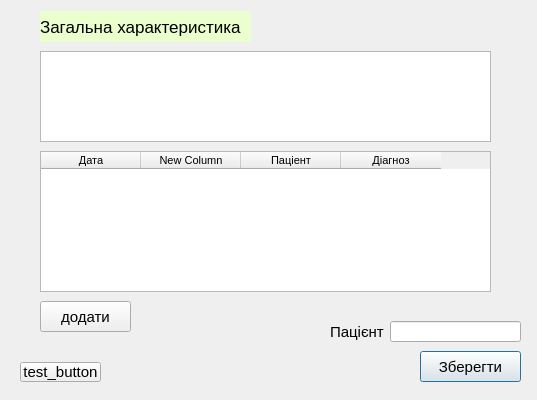
This is case_record.ui in LiquorProg/katalog as Qt 5 draws it before an edit; both pictures show x 0 to 537 and y 219 to 619 of the 537 by 619 pixel window. The edited form follows.
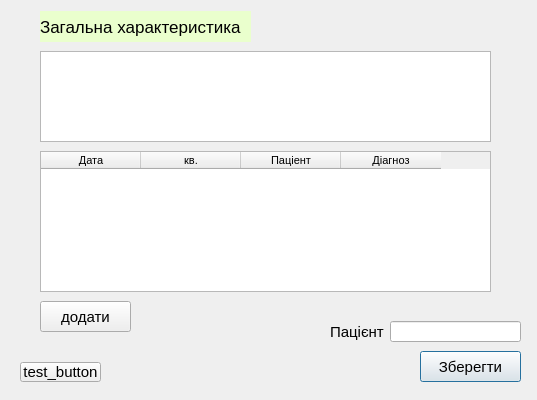
This is the edited form.

```diff
--- a/case_record.ui
+++ b/case_record.ui
@@ -357,7 +357,7 @@
    </column>
    <column>
     <property name="text">
-     <string>New Column</string>
+     <string>кв.</string>
     </property>
    </column>
    <column>
```
